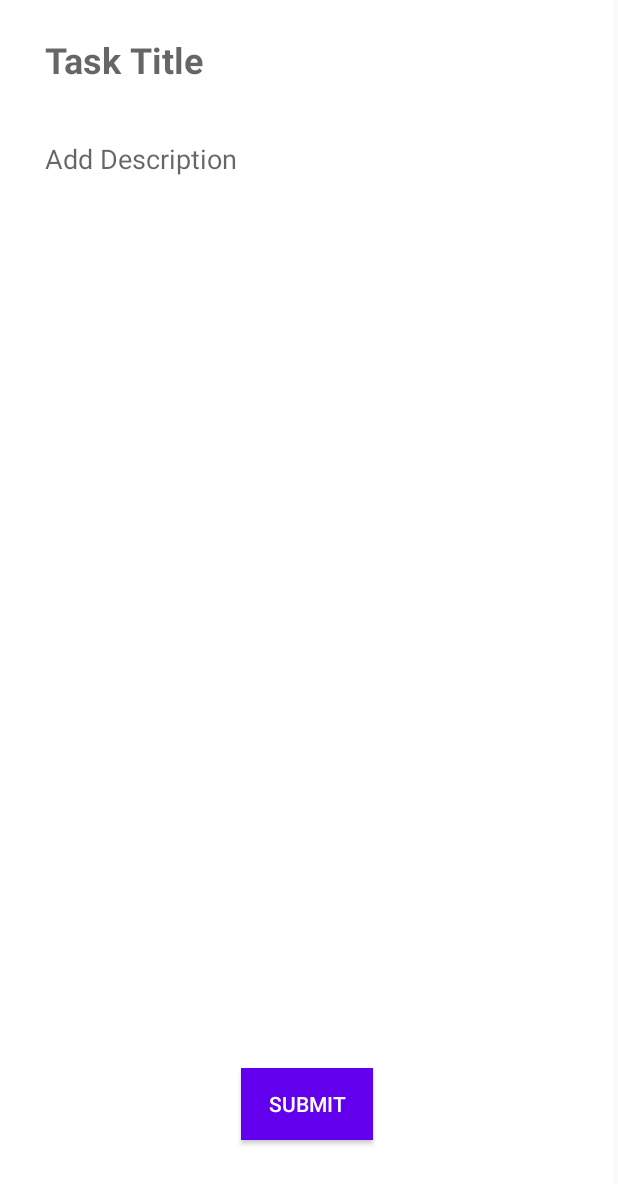
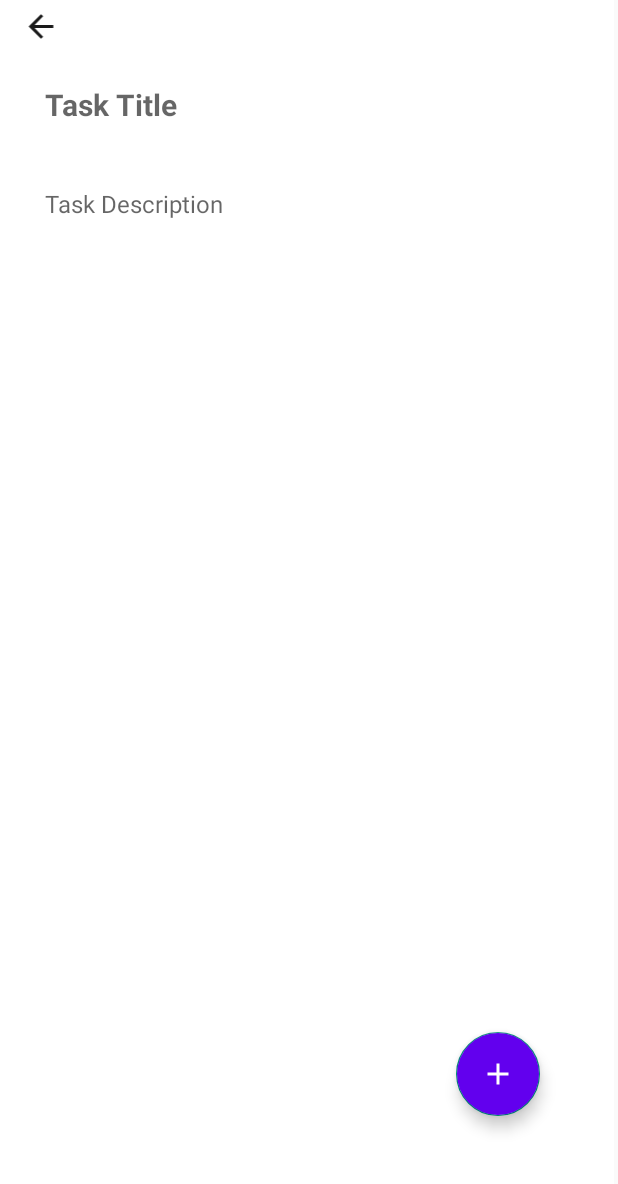
Before and after one commit to nihad6690/Task-Manager-Android-App, an Android app: the addTask screen opened directly, with no data from a screen before it, on a phone screen of 412 x 824 dp. Shown: the top 1184 px of the screen. Run offline under Robolectric (Android 15) with nearby library versions, the phone set to English and light mode, and no system bars; our stand-ins replace Firebase (no records; nobody signed in at launch, a user with empty details on screens opened directly).

Commit message:
added a custom supportbar for the add activity page with a back arrow so the user can go back to the main activity

```diff
--- a/app/src/main/java/com/example/todolist/addTask.java
+++ b/app/src/main/java/com/example/todolist/addTask.java
@@ -8,8 +8,10 @@ import android.os.Bundle;
 import android.view.View;
 import android.widget.Button;
 import android.widget.EditText;
+import android.widget.ImageView;
 import android.widget.TextView;
 
+import com.google.android.material.floatingactionbutton.FloatingActionButton;
 import com.google.firebase.auth.FirebaseAuth;
 import com.google.firebase.database.FirebaseDatabase;
 
@@ -18,8 +20,9 @@ import java.util.Random;
 public class addTask extends AppCompatActivity {
     private EditText editTitle;
     private EditText editDescription;
-    private Button submitBtn;
+    private FloatingActionButton submitBtn;
     private Button cancelBtn;
+    private ImageView backArrow;
     FirebaseAuth firebaseAuth;
     FirebaseDatabase firebaseDatabase;
 
@@ -51,7 +54,8 @@ public class addTask extends AppCompatActivity {
         setContentView(R.layout.activity_add_task);
         editTitle = findViewById(R.id.editTextTitle);
         editDescription = findViewById(R.id.editTextDescription);
-        submitBtn = (Button) findViewById(R.id.submitbtn);
+        submitBtn = (FloatingActionButton) findViewById(R.id.submitBtn);
+        backArrow = findViewById(R.id.backArrow);
         firebaseAuth = FirebaseAuth.getInstance();
         firebaseDatabase = FirebaseDatabase.getInstance();
         submitBtn.setOnClickListener(new View.OnClickListener(){
@@ -74,6 +78,14 @@ public class addTask extends AppCompatActivity {
                 finish();
             }
         });
+        backArrow.setOnClickListener(new View.OnClickListener() {
+            @Override
+            public void onClick(View view) {
+                Intent output = new Intent();
+                setResult(RESULT_CANCELED, output);
+                finish();
+            }
+        });
 
 
     }
--- /dev/null
+++ b/app/src/main/res/drawable/ic_baseline_add_24.xml
@@ -0,0 +1,5 @@
+<vector android:height="24dp" android:tint="#000000"
+    android:viewportHeight="24" android:viewportWidth="24"
+    android:width="24dp" xmlns:android="http://schemas.android.com/apk/res/android">
+    <path android:fillColor="@android:color/white" android:pathData="M19,13h-6v6h-2v-6H5v-2h6V5h2v6h6v2z"/>
+</vector>
--- /dev/null
+++ b/app/src/main/res/drawable/ic_baseline_arrow_back_24.xml
@@ -0,0 +1,5 @@
+<vector android:alpha="0.9" android:height="24dp" android:tint="#000000"
+    android:viewportHeight="24" android:viewportWidth="24"
+    android:width="24dp" xmlns:android="http://schemas.android.com/apk/res/android">
+    <path android:fillColor="@android:color/white" android:pathData="M20,11H7.83l5.59,-5.59L12,4l-8,8 8,8 1.41,-1.41L7.83,13H20v-2z"/>
+</vector>
--- a/app/src/main/res/layout/activity_add_task.xml
+++ b/app/src/main/res/layout/activity_add_task.xml
@@ -9,18 +9,21 @@
     android:fillViewport="true">
     android:background="@color/white"
 
+
     <androidx.constraintlayout.widget.ConstraintLayout
         android:layout_width="match_parent"
         android:layout_height="wrap_content"
         tools:context=".MainActivity"
-        android:background="@color/white">
+        android:background="@color/white"
+        >
+        <include layout="@layout/supportbar_addtasks"/>
 
 
         <EditText
             android:id="@+id/editTextTitle"
             android:layout_width="350dp"
             android:layout_height="60dp"
-            android:layout_marginTop="10dp"
+            android:layout_marginTop="40dp"
             android:layout_marginEnd="20dp"
             android:background="@drawable/inputdrawing"
             android:ems="10"
@@ -28,7 +31,7 @@
             android:inputType="textPersonName"
             android:padding="10dp"
             android:textCursorDrawable="@drawable/textcursor_title"
-            android:textSize="24sp"
+            android:textSize="20sp"
             android:textStyle="normal|bold"
             app:layout_constraintEnd_toEndOf="parent"
             app:layout_constraintStart_toStartOf="parent"
@@ -41,28 +44,17 @@
             android:layout_marginTop="10dp"
             android:layout_marginEnd="20dp"
             android:background="@drawable/inputdrawing"
-            android:textCursorDrawable="@drawable/textcursor_description"
             android:ems="10"
-            android:hint="Add Description"
+            android:hint="Task Description"
             android:inputType="textPersonName"
             android:paddingLeft="10dp"
             android:paddingBottom="450dp"
+            android:textCursorDrawable="@drawable/textcursor_description"
+            android:textSize="16sp"
             android:textStyle="normal"
             app:layout_constraintEnd_toEndOf="parent"
             app:layout_constraintStart_toStartOf="parent"
             app:layout_constraintTop_toBottomOf="@+id/editTextTitle" />
-
-        <Button
-            android:id="@+id/submitbtn"
-            android:layout_width="wrap_content"
-            android:layout_height="wrap_content"
-            android:background="@color/purple_500"
-            android:text="submit"
-            android:textColor="@color/white"
-            app:layout_constraintBottom_toBottomOf="parent"
-            app:layout_constraintEnd_toEndOf="parent"
-            app:layout_constraintStart_toStartOf="parent"
-            app:layout_constraintTop_toBottomOf="@+id/editTextDescription" />
 
         <View
             android:id="@+id/divider2"
@@ -76,6 +68,22 @@
             app:layout_constraintStart_toStartOf="parent"
             app:layout_constraintTop_toBottomOf="@+id/editTextTitle" />
 
+        <com.google.android.material.floatingactionbutton.FloatingActionButton
+            android:id="@+id/submitBtn"
+            android:layout_width="wrap_content"
+            android:layout_height="wrap_content"
+            android:layout_marginStart="300dp"
+            android:layout_marginEnd="45dp"
+            android:layout_marginBottom="70dp"
+            android:backgroundTint="@color/purple_500"
+            android:clickable="true"
+            android:tint="@color/white"
+            app:layout_constraintBottom_toBottomOf="parent"
+            app:layout_constraintEnd_toEndOf="parent"
+            app:layout_constraintStart_toStartOf="parent"
+            app:layout_constraintTop_toBottomOf="@+id/editTextDescription"
+            app:srcCompat="@drawable/ic_baseline_add_24" />
+
 
     </androidx.constraintlayout.widget.ConstraintLayout>
 
--- /dev/null
+++ b/app/src/main/res/layout/supportbar_addtasks.xml
@@ -0,0 +1,32 @@
+<?xml version="1.0" encoding="utf-8"?>
+<androidx.constraintlayout.widget.ConstraintLayout xmlns:android="http://schemas.android.com/apk/res/android"
+    xmlns:app="http://schemas.android.com/apk/res-auto"
+    android:id="@+id/padding"
+    android:layout_width="match_parent"
+    android:layout_height="match_parent"
+    android:background="@color/white">
+
+    <RelativeLayout
+        android:layout_width="match_parent"
+        android:layout_height="wrap_content"
+        app:layout_constraintEnd_toEndOf="parent"
+        app:layout_constraintStart_toStartOf="parent"
+        app:layout_constraintTop_toTopOf="parent">
+
+        <RelativeLayout
+            android:id="@+id/pad"
+            android:layout_width="match_parent"
+            android:layout_height="wrap_content">
+
+            <ImageView
+                android:id="@+id/backArrow"
+                android:layout_width="70dp"
+                android:paddingTop="5dp"
+                android:paddingRight="15dp"
+                android:layout_height="30dp"
+                android:src="@drawable/ic_baseline_arrow_back_24" />
+        </RelativeLayout>
+
+
+    </RelativeLayout>
+</androidx.constraintlayout.widget.ConstraintLayout>
```
